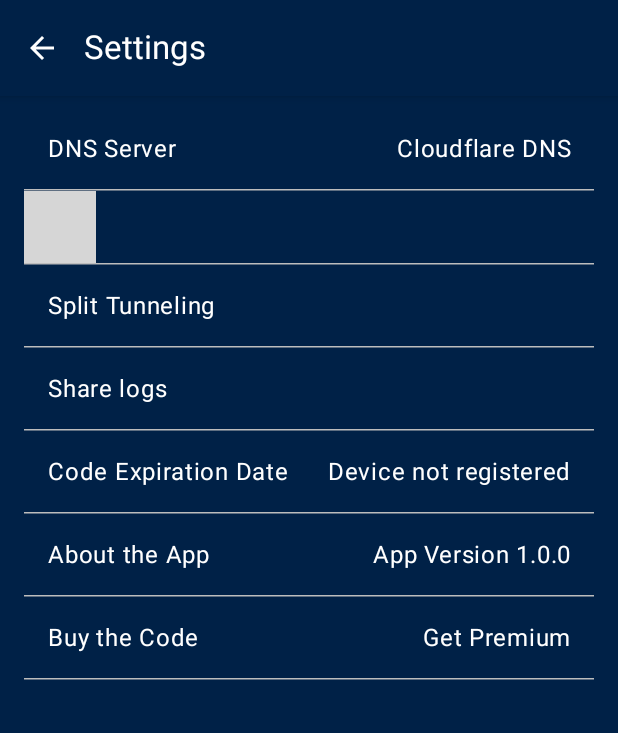
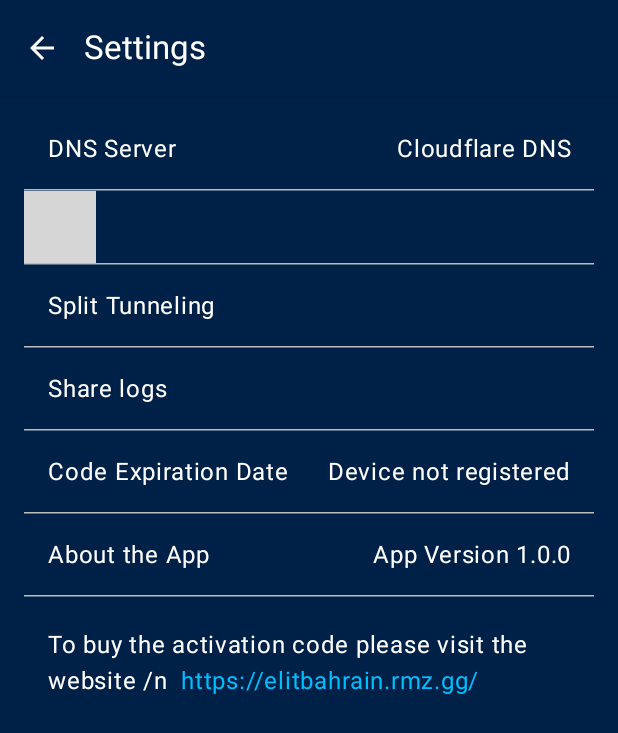
Before and after one commit to alaafawzyy/TODVPN, an Android app built with Jetpack Compose: the SettingsScreen screen opened through its navigation route, on a phone screen of 412 x 824 dp. Shown: the top 733 px of the screen. Run offline under Robolectric (Android 15) with nearby library versions, the phone set to English and light mode, and no system bars; our stand-ins replace Dagger/Hilt's generated code, Firebase (no records; nobody signed in at launch, a user with empty details on screens opened directly), accompanist; 5 statements that could not run were skipped; grey boxes are pictures that could not be loaded.

Commit message:
+update setting

```diff
--- a/app/build.gradle
+++ b/app/build.gradle
@@ -115,4 +115,8 @@ dependencies {
     implementation project(path: ':common_map')
     implementation project(path: ':common_logger')
 //    implementation "io.norselabs.vpn:based:0.0.1"
+
+    implementation "androidx.compose.material:material:<version>"
+    implementation "androidx.compose.ui:ui:<version>"
+    implementation "androidx.compose.material3:material3:<version>"
 }
--- a/app/src/main/kotlin/co/gulf/todvpn/vpn/ui/screens/settings/SettingsScreen.kt
+++ b/app/src/main/kotlin/co/gulf/todvpn/vpn/ui/screens/settings/SettingsScreen.kt
@@ -34,18 +34,22 @@ import io.norselabs.vpn.based.viewModel.settings.SettingsScreenState as State
 import android.content.Intent
 import android.net.Uri
 import android.provider.Settings
+import androidx.compose.foundation.layout.fillMaxSize
+import androidx.compose.material.MaterialTheme
 import androidx.compose.runtime.LaunchedEffect
 import androidx.compose.runtime.mutableStateOf
 import androidx.compose.runtime.remember
 import androidx.compose.runtime.setValue
+import androidx.compose.ui.graphics.Color
 import androidx.compose.ui.platform.LocalContext
-import com.google.firebase.auth.FirebaseAuth
 import com.google.firebase.firestore.FirebaseFirestore
 import io.norselabs.vpn.based.viewModel.settings.SettingsScreenViewModel
 import io.norselabs.vpn.based.vpn.DdsConfigurator
 import io.norselabs.vpn.core_vpn.vpn.Protocol
 import java.text.SimpleDateFormat
 import java.util.Locale
+import androidx.compose.ui.text.SpanStyle
+import androidx.compose.ui.text.buildAnnotatedString
 
 
 @Composable
@@ -58,7 +62,6 @@ fun SettingsScreen(
   val viewModel = hiltViewModel<SettingsScreenViewModel>()
   val state by viewModel.stateHolder.state.collectAsState()
   var expirationDate by remember { mutableStateOf("") }
-
   val context = LocalContext.current
 
 
@@ -178,13 +181,12 @@ fun Content(
   onSplitTunnelingClick: () -> Unit,
   onLogsRowClick: () -> Unit,
 ) {
-  Box {
+  Box(modifier = Modifier.fillMaxSize()) {
     Column(
       modifier = Modifier
         .padding(horizontal = 16.dp, vertical = 8.dp)
-        .padding(paddingValues),
+        .padding(paddingValues)
     ) {
-      val context = LocalContext.current
       SettingsRow(
         title = stringResource(R.string.settings_row_dns),
         value = state.currentDns
@@ -214,7 +216,7 @@ fun Content(
           .clickable(onClick = onLogsRowClick),
       )
       HorizontalDivider(color = BasedAppColor.Divider)
-      /////
+
       SettingsRow(
         title = stringResource(R.string.expiration_date),
         value = expirationDate,
@@ -223,24 +225,33 @@ fun Content(
       HorizontalDivider(color = BasedAppColor.Divider)
       SettingsRow(
         title = stringResource(R.string.about_the_app),
-        value = "App Version 1.0.0", // Temporary text, can be modified
+        value = "App Version 1.0.0",
         modifier = Modifier.clickable {
-          // Add click action here if needed
-        }
-      )
-      HorizontalDivider(color = BasedAppColor.Divider)
-      SettingsRow(
-        title = stringResource(R.string.buy_the_code),
-        value = "Get Premium",
-        modifier = Modifier.clickable {
-          // Open URL in browser
-          val intent = Intent(Intent.ACTION_VIEW, Uri.parse("https://elitbahrain.rmz.gg/"))
-          context.startActivity(intent)
+
         }
       )
       HorizontalDivider(color = BasedAppColor.Divider)
 
+
+      val annotatedString = buildAnnotatedString {
+        pushStyle(SpanStyle(color = Color.White))
+        append("To buy the activation code please visit the website /n  ")
+        pushStyle(SpanStyle(color = Color(0xFF00BFFF)))
+        append("https://elitbahrain.rmz.gg/")
+        pop()
+      }
+
+      Text(
+        text = annotatedString,
+        modifier = Modifier
+          .padding(start = 16.dp, end = 16.dp, top = 20.dp)
+          .fillMaxWidth(),
+        style = MaterialTheme.typography.body1
+      )
     }
+
+    HorizontalDivider(color = BasedAppColor.Divider)
+
     if (state.isDnsSelectorVisible) {
       DnsDialog(
         state = state,
@@ -260,6 +271,7 @@ fun Content(
     }
   }
 }
+
 
 @Composable
 private fun SettingsRow(
--- a/app/src/main/res/values/strings.xml
+++ b/app/src/main/res/values/strings.xml
@@ -49,5 +49,5 @@
 
     <string name="expiration_date" translatable="false">Code Expiration Date</string>
     <string name="about_the_app" translatable="false">About the App</string>
-    <string name="buy_the_code" translatable="false">Buy the Code</string>
+    <string name="buy_the_code" translatable="false">To buy the activation code please visit the website </string>
 </resources>
```
Also changed, not shown: app/src/main/kotlin/co/gulf/todvpn/vpn/MainActivity.kt (+5 -5 lines), app/src/main/kotlin/co/gulf/todvpn/vpn/ui/screens/ActivationScreen.kt (+32 -24 lines).
